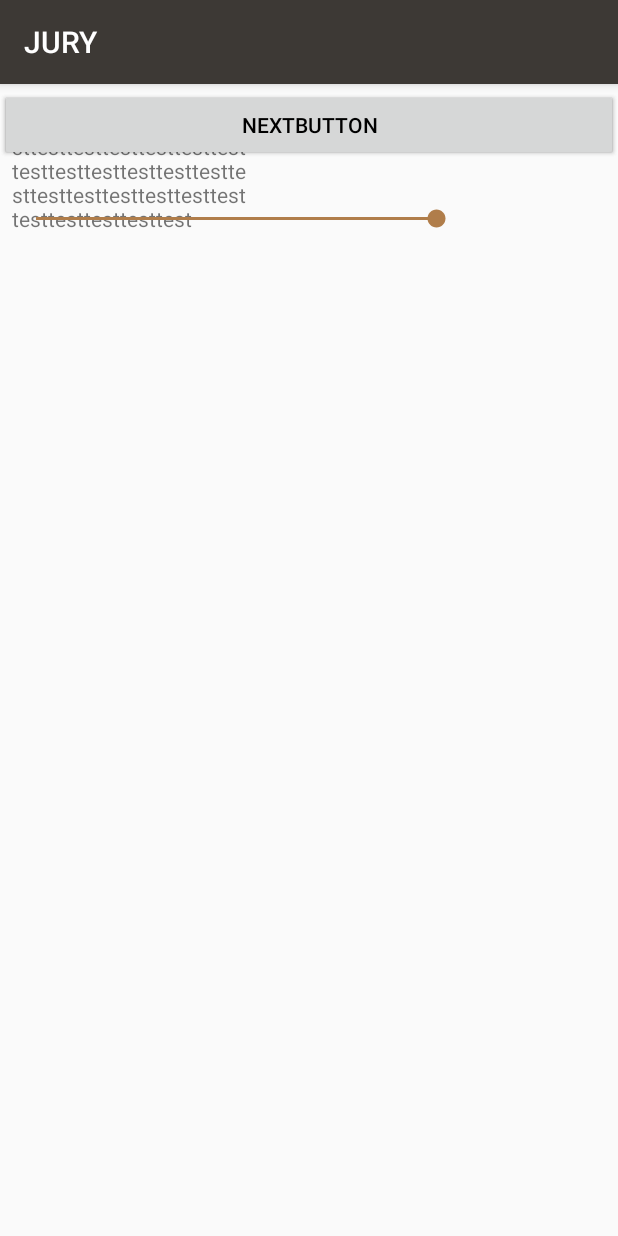
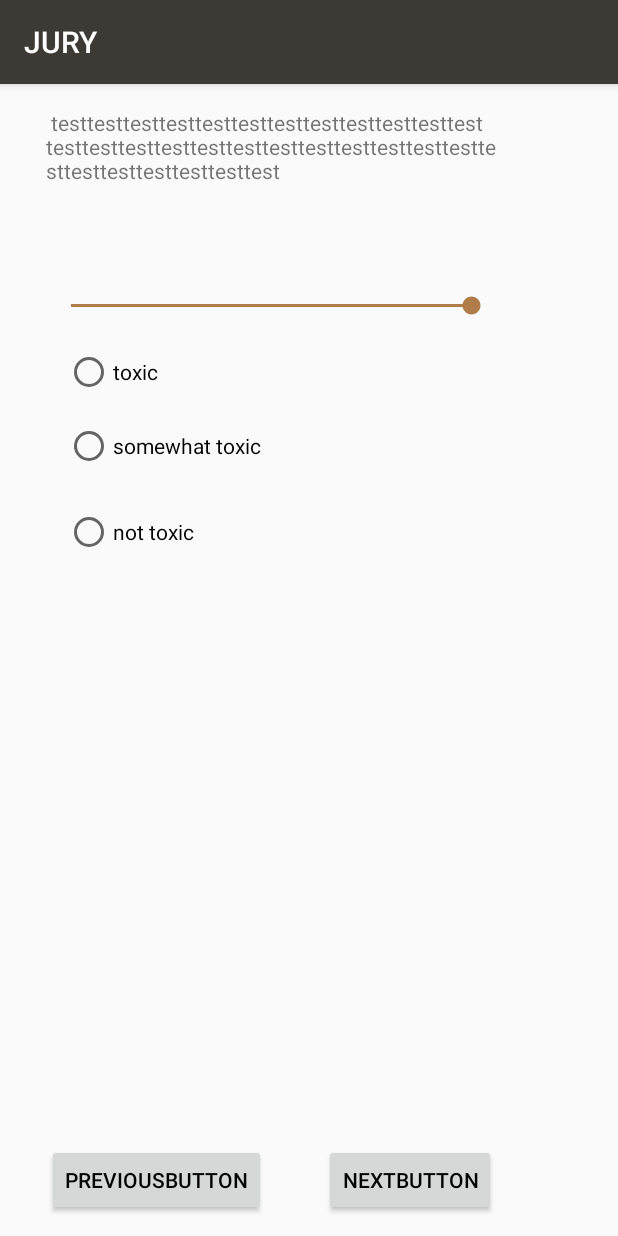
Before and after one commit to asymptote-inc/Jury-new, an Android app: the GameActivity screen opened directly, with no data from a screen before it, on a phone screen of 412 x 824 dp. Run offline under Robolectric (Android 15) with nearby library versions, the phone set to English and light mode, and no system bars; network calls fail.

Commit message:
game interface changed

```diff
--- a/app/src/main/res/layout/activity_game.xml
+++ b/app/src/main/res/layout/activity_game.xml
@@ -1,44 +1,105 @@
 <?xml version="1.0" encoding="utf-8"?>
 <RelativeLayout xmlns:android="http://schemas.android.com/apk/res/android"
-    android:orientation="vertical" android:layout_width="match_parent"
+    xmlns:tools="http://schemas.android.com/tools"
+    xmlns:app="http://schemas.android.com/apk/res-auto"
+    tools:layout_editor_absoluteX="8dp"
+    tools:layout_editor_absoluteY="8dp"
+    android:orientation="vertical"
+    android:layout_width="match_parent"
     android:layout_height="match_parent">
 
-    <Button android:id="@+id/previousButton"
-        android:layout_width="fill_parent"
+    <!--<SeekBar-->
+        <!--android:id="@+id/threatBar"-->
+        <!--android:layout_width="299dp"-->
+        <!--android:layout_height="19dp"-->
+        <!--android:layout_marginLeft="8dp"-->
+        <!--android:layout_marginRight="16dp"-->
+        <!--android:max="3"-->
+        <!--android:progress="3"-->
+        <!--app:layout_constraintHorizontal_bias="0.884"-->
+        <!--app:layout_constraintLeft_toLeftOf="parent"-->
+        <!--app:layout_constraintRight_toRightOf="parent"-->
+        <!--tools:layout_editor_absoluteY="365dp" />-->
+
+    <Button
+        android:id="@+id/previousButton"
+        android:layout_width="wrap_content"
         android:layout_height="wrap_content"
         android:text="previousButton"
-        android:layout_marginTop="3dp"
-        android:textColor="@android:color/black"/>
+        android:textColor="@android:color/black"
+        android:layout_alignBaseline="@+id/nextButton"
+        android:layout_alignBottom="@+id/nextButton"
+        android:layout_alignLeft="@+id/obsceneBar"
+        android:layout_alignStart="@+id/obsceneBar" />
 
-    <Button android:id="@+id/nextButton"
-        android:layout_width="fill_parent"
+    <Button
+        android:id="@+id/nextButton"
+        android:layout_width="wrap_content"
         android:layout_height="wrap_content"
+        android:layout_marginBottom="13dp"
         android:text="nextButton"
-        android:layout_marginTop="3dp"
-        android:textColor="@android:color/black"/>
+        android:textColor="@android:color/black"
+        android:layout_alignParentBottom="true"
+        android:layout_alignRight="@+id/obsceneBar"
+        android:layout_alignEnd="@+id/obsceneBar" />
 
     <TextView
         android:id="@+id/textDisplay"
-        android:layout_width="160dp"
+        android:layout_width="300dp"
         android:layout_height="108dp"
-        android:layout_marginBottom="300dp"
-        android:layout_marginLeft="8dp"
-        android:layout_marginRight="8dp"
+        android:layout_alignEnd="@+id/obsceneBar"
+        android:layout_alignParentTop="true"
+        android:layout_alignRight="@+id/obsceneBar"
         android:layout_marginTop="16dp"
-        android:text=" testtesttesttesttesttesttesttesttesttesttesttesttesttesttesttesttesttesttesttesttesttesttesttesttesttesttesttesttesttesttest"/>
+        android:text=" testtesttesttesttesttesttesttesttesttesttesttesttesttesttesttesttesttesttesttesttesttesttesttesttesttesttesttesttesttesttest" />
 
     <SeekBar
         android:id="@+id/obsceneBar"
         android:layout_width="299dp"
         android:layout_height="19dp"
-        android:layout_marginLeft="8dp"
-        android:layout_marginRight="16dp"
+        android:layout_marginLeft="31dp"
         android:max="3"
         android:progress="3"
 
-        android:layout_marginBottom="40dp"
+        android:layout_marginTop="122dp"
+        android:layout_marginStart="31dp"
+        android:layout_alignTop="@+id/textDisplay"
+        android:layout_alignParentLeft="true"
+        android:layout_alignParentStart="true" />
 
-        android:layout_marginTop="80dp"
-        />
+    <RadioButton
+        android:id="@+id/radioButton"
+        android:layout_width="wrap_content"
+        android:layout_height="wrap_content"
+        android:layout_alignLeft="@+id/radioButton2"
+        android:layout_alignStart="@+id/radioButton2"
+        android:layout_alignTop="@+id/obsceneBar"
+        android:layout_marginTop="38dp"
+        android:checked="false"
+        android:duplicateParentState="true"
+        android:text="toxic" />
+
+    <RadioButton
+        android:id="@+id/radioButton2"
+        android:layout_width="wrap_content"
+        android:layout_height="wrap_content"
+        android:text="somewhat toxic"
+        android:layout_marginLeft="12dp"
+        android:layout_marginStart="12dp"
+        android:layout_below="@+id/radioButton"
+        android:layout_alignLeft="@+id/obsceneBar"
+        android:layout_alignStart="@+id/obsceneBar"
+        android:layout_marginTop="17dp" />
+
+    <RadioButton
+        android:layout_width="wrap_content"
+        android:layout_height="wrap_content"
+        android:text="not toxic"
+        android:layout_below="@+id/radioButton2"
+        android:layout_alignLeft="@+id/radioButton2"
+        android:layout_alignStart="@+id/radioButton2"
+        android:layout_marginTop="25dp"
+        android:layout_alignRight="@+id/radioButton2"
+        android:layout_alignEnd="@+id/radioButton2" />
 
 </RelativeLayout>
```
